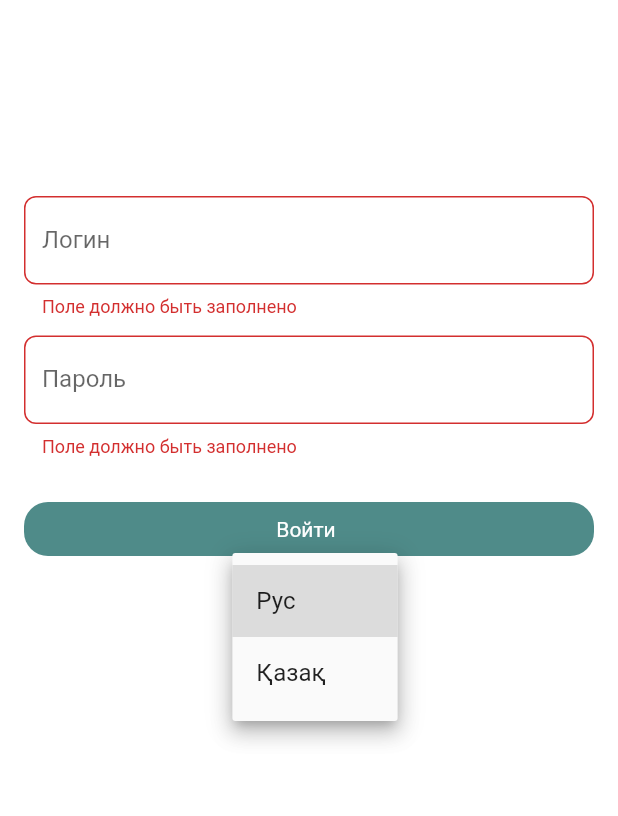
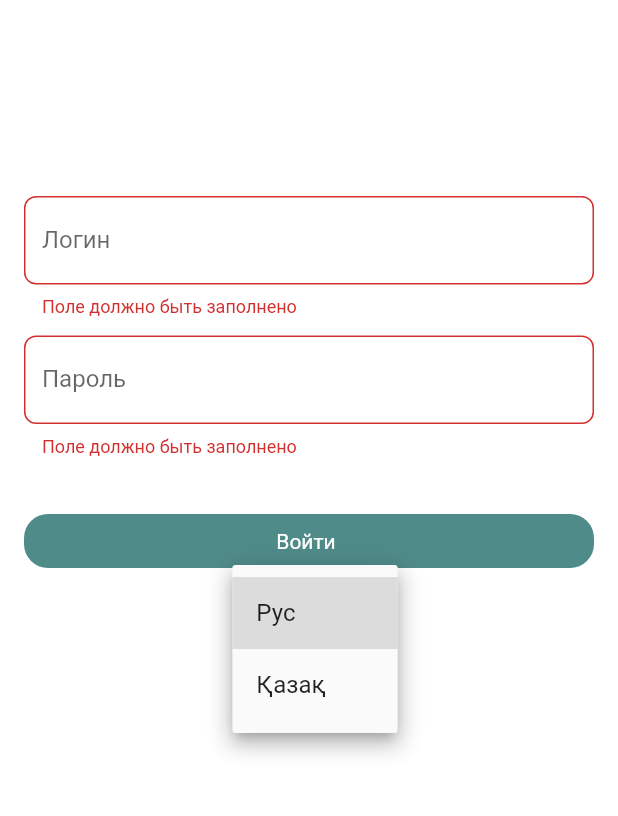
Before and after one commit to EbriusQuasimodo/project_SMM, a Flutter app: the screen it shows after launch, after a tap on "Войти", after a tap on "Рус", on a phone screen of 412 x 824 dp, the part 140-956 px from its top. Run offline on Flutter 3.47's test engine with Material 2 defaults, Android fonts, the phone set to English and light mode, and no system bars; our stand-ins replace bloc, flutter_bloc, flutter_svg, shared_preferences; generated files the repository leaves out were written again.

Commit message:
fix auth

```diff
--- a/lib/app.dart
+++ b/lib/app/app.dart
@@ -1,11 +1,11 @@
 import 'package:flutter/material.dart';
 import 'package:flutter_gen/gen_l10n/app_localizations.dart';
-import 'package:project_smm/app/constants/app_routes.dart';
-import 'package:project_smm/app/constants/theme_app.dart';
-import 'package:project_smm/entities/constants.dart';
-import 'package:project_smm/app/local_storage.dart';
-import 'package:project_smm/features/auth_feature/auth_bloc/auth_bloc.dart';
-import 'package:project_smm/features/change_app_locale_feature/app_locale_model.dart';
+import 'package:project_smm/entities/auth_entities/auth_bloc/auth_bloc.dart';
+import 'package:project_smm/shared/lib/routes/app_routes.dart';
+import 'package:project_smm/shared/lib/theme/theme_app.dart';
+import 'package:project_smm/shared/constants/local_storage/local_storage_constants.dart';
+import 'package:project_smm/shared/lib/local_storage/local_storage.dart';
+import 'package:project_smm/shared/lib/language/app_locale_model.dart';
 import 'package:project_smm/pages/auth_page/auth_page.dart';
 import 'package:project_smm/pages/main_page/main_page.dart';
 
@@ -46,11 +46,11 @@ class MyApp extends StatelessWidget {
           locale: LocalStorage.getString(AppConstants.LOCALE) != ''
               ? Locale(LocalStorage.getString(AppConstants.LOCALE))
               : Locale(localeModel.locale.languageCode),
-          initialRoute: AppRoutes.auth,
+          initialRoute: LocalStorage.getString(AppConstants.TOKEN) != '' ? AppRoutes.mainPage :AppRoutes.auth,
           routes: {
             AppRoutes.mainPage: (context) => const MainPage(),
             AppRoutes.auth: (context) =>
-                Provider(create: (context) => AuthBloc(), child: AuthPage()),
+                Provider(create: (context) => AuthBloc(), child: const AuthPage()),
           },
         ),
       ),
--- a/lib/widgets/auth_widgets/change_locale_widget.dart
+++ b/lib/features/language_change_button/change_locale_widget.dart
@@ -1,7 +1,7 @@
 import 'package:flutter/material.dart';
-import 'package:project_smm/entities/constants.dart';
-import 'package:project_smm/app/local_storage.dart';
-import 'package:project_smm/features/change_app_locale_feature/app_locale_model.dart';
+import 'package:project_smm/shared/constants/local_storage/local_storage_constants.dart';
+import 'package:project_smm/shared/lib/local_storage/local_storage.dart';
+import 'package:project_smm/shared/lib/language/app_locale_model.dart';
 import 'package:provider/provider.dart';
 
 class ChangeLocaleWidget extends StatelessWidget {
--- a/lib/main.dart
+++ b/lib/main.dart
@@ -1,6 +1,6 @@
 import 'package:flutter/material.dart';
-import 'package:project_smm/app.dart';
-import 'package:project_smm/app/local_storage.dart';
+import 'package:project_smm/app/app.dart';
+import 'package:project_smm/shared/lib/local_storage/local_storage.dart';
 
 void main() async {
   WidgetsFlutterBinding.ensureInitialized();
--- a/lib/pages/auth_page/auth_page.dart
+++ b/lib/pages/auth_page/auth_page.dart
@@ -1,25 +1,15 @@
 import 'package:flutter/material.dart';
 import 'package:flutter_bloc/flutter_bloc.dart';
-import 'package:project_smm/app/constants/app_routes.dart';
-import 'package:project_smm/app/local_storage.dart';
-import 'package:project_smm/entities/constants.dart';
-import 'package:project_smm/features/auth_feature/auth_bloc/auth_bloc.dart';
-import 'package:project_smm/features/auth_feature/auth_button_widget.dart';
-import 'package:project_smm/widgets/auth_widgets/change_locale_widget.dart';
-import 'package:project_smm/widgets/auth_widgets/login_form_field_widget.dart';
-import 'package:project_smm/widgets/auth_widgets/logo_picture_widget.dart';
-import 'package:project_smm/widgets/auth_widgets/password_form_field_widget.dart';
+import 'package:project_smm/entities/auth_entities/auth_bloc/auth_bloc.dart';
+import 'package:project_smm/shared/lib/routes/app_routes.dart';
+import 'package:project_smm/shared/lib/local_storage/local_storage.dart';
+import 'package:project_smm/shared/constants/local_storage/local_storage_constants.dart';
+import 'package:project_smm/widgets/auth_widgets/login_widget.dart';
 
 class AuthPage extends StatelessWidget {
-  AuthPage({
+  const AuthPage({
     super.key,
   });
-
-  final TextEditingController _controllerLogin = TextEditingController();
-
-  final TextEditingController _controllerPassword = TextEditingController();
-
-  final _formKey = GlobalKey<FormState>();
 
   @override
   Widget build(BuildContext context) {
@@ -33,47 +23,10 @@ class AuthPage extends StatelessWidget {
           );
         } else if (state is AuthDoneState) {
           LocalStorage.setString(AppConstants.TOKEN, state.token);
-          Navigator.of(context).pushNamed(AppRoutes.mainPage);
+          Navigator.of(context).pushNamedAndRemoveUntil(AppRoutes.mainPage, (route) => false);
         }
       },
-      child: Scaffold(
-        body: SingleChildScrollView(
-          child: Column(
-            mainAxisAlignment: MainAxisAlignment.start,
-            children: [
-              const LogoPictureWidget(),
-              const SizedBox(
-                height: 131,
-              ),
-              Form(
-                key: _formKey,
-                child: Column(
-                  children: [
-                    LoginFormFieldWidget(
-                      controllerLogin: _controllerLogin,
-                    ),
-                    PasswordFormFieldWidget(
-                        controllerPassword: _controllerPassword),
-                    AuthButtonWidget(
-                      onTap: () {
-                        if (_formKey.currentState!.validate()) {
-                          context.read<AuthBloc>().add(
-                                AuthLoginEvent(
-                                  login: _controllerLogin.text,
-                                  password: _controllerPassword.text,
-                                ),
-                              );
-                        }
-                      },
-                    ),
-                    const ChangeLocaleWidget(),
-                  ],
-                ),
-              ),
-            ],
-          ),
-        ),
-      ),
+      child: LoginWidget(),
     );
   }
 }
--- a/lib/features/auth_feature/auth_button_widget.dart
+++ b/lib/shared/ui/buttons/primary_button/primary_button.dart
@@ -1,14 +1,14 @@
 import 'package:flutter/material.dart';
-import 'package:flutter_gen/gen_l10n/app_localizations.dart';
-import 'package:project_smm/app/constants/theme_app.dart';
+import 'package:project_smm/shared/lib/theme/theme_app.dart';
 
-class AuthButtonWidget extends StatelessWidget {
+class PrimaryButton extends StatelessWidget {
   final VoidCallback onTap;
-  const AuthButtonWidget({Key? key, required this.onTap,}) : super(key: key);
+  final String buttonName;
+  const PrimaryButton({super.key, required this.onTap, required this.buttonName});
 
   @override
   Widget build(BuildContext context) {
-    return Padding(padding: const EdgeInsets.only(right: 16, left: 16),
+    return Padding(padding: const EdgeInsets.only(right: 16, left: 16, top: 20),
       child: MaterialButton(
         padding: const EdgeInsets.only(right: 20, left: 16, top: 10, bottom: 10),
         shape: RoundedRectangleBorder(
@@ -21,7 +21,7 @@ class AuthButtonWidget extends StatelessWidget {
         },
         color: ThemeApp.primaryColor,
         child: Text(
-          AppLocalizations.of(context)!.signIn,
+          buttonName,
           style: const TextStyle(
               fontWeight: FontWeight.w400,
               fontSize: 14,
--- /dev/null
+++ b/lib/shared/ui/fomr_item/form_input_item/form_input_item.dart
@@ -0,0 +1,38 @@
+import 'package:flutter/material.dart';
+import 'package:project_smm/shared/lib/theme/theme_app.dart';
+
+class FormInputItem extends StatelessWidget {
+  final TextEditingController controller;
+  final String formName;
+  const FormInputItem({super.key, required this.controller, required this.formName});
+
+  @override
+  Widget build(BuildContext context) {
+    return Padding(
+      padding: const EdgeInsets.only(bottom: 12, left: 16, right: 16),
+      child: TextFormField(
+        maxLength: 14,
+        style: const TextStyle(fontSize: 16, fontWeight: FontWeight.w400),
+        controller: controller,
+        validator: (val) {
+          if (val!.isEmpty) {
+            return 'Поле должно быть заполнено';
+          }
+          return null;
+        },
+        decoration: InputDecoration(
+          counterText: '',
+          counterStyle: const TextStyle(fontSize: 0),
+          prefixIconConstraints: const BoxConstraints(minWidth: 0, minHeight: 0),
+          border: const OutlineInputBorder(
+              borderRadius: BorderRadius.all(
+                Radius.circular(8),
+              ),
+              borderSide:
+              BorderSide(color: ThemeApp.secondaryColorTextAndIcons)),
+          labelText: formName,
+        ),
+      ),
+    );
+  }
+}
--- a/lib/widgets/auth_widgets/login_form_field_widget.dart
+++ /dev/null
@@ -1,41 +0,0 @@
-import 'package:flutter/material.dart';
-import 'package:project_smm/app/constants/theme_app.dart';
-
-class LoginFormFieldWidget extends StatelessWidget {
-  final TextEditingController controllerLogin;
-
-  const LoginFormFieldWidget({
-    Key? key,
-    required this.controllerLogin,
-  }) : super(key: key);
-
-  @override
-  Widget build(BuildContext context) {
-    return Padding(
-      padding: const EdgeInsets.only(bottom: 6, left: 16, right: 16),
-      child: TextFormField(
-        maxLength: 14,
-        style: const TextStyle(fontSize: 16, fontWeight: FontWeight.w400),
-        controller: controllerLogin,
-        validator: (val) {
-          if (val!.isEmpty) {
-            return 'Поле должно быть заполнено';
-          }
-          return null;
-        },
-        decoration: const InputDecoration(
-          counterText: '',
-          counterStyle: TextStyle(fontSize: 0),
-          prefixIconConstraints: BoxConstraints(minWidth: 0, minHeight: 0),
-          border: OutlineInputBorder(
-              borderRadius: BorderRadius.all(
-                Radius.circular(8),
-              ),
-              borderSide:
-                  BorderSide(color: ThemeApp.secondaryColorTextAndIcons)),
-          labelText: 'Логин',
-        ),
-      ),
-    );
-  }
-}
--- /dev/null
+++ b/lib/widgets/auth_widgets/login_widget.dart
@@ -0,0 +1,55 @@
+import 'package:flutter/material.dart';
+import 'package:flutter_bloc/flutter_bloc.dart';
+import 'package:project_smm/entities/auth_entities/auth_bloc/auth_bloc.dart';
+import 'package:project_smm/features/language_change_button/change_locale_widget.dart';
+import 'package:project_smm/shared/ui/buttons/primary_button/primary_button.dart';
+import 'package:project_smm/shared/ui/fomr_item/form_input_item/form_input_item.dart';
+import 'package:project_smm/widgets/auth_widgets/logo_picture_widget.dart';
+import 'package:flutter_gen/gen_l10n/app_localizations.dart';
+
+class LoginWidget extends StatelessWidget {
+  LoginWidget({super.key});
+
+  final TextEditingController _controllerLogin = TextEditingController();
+
+  final TextEditingController _controllerPassword = TextEditingController();
+
+  final _formKey = GlobalKey<FormState>();
+
+  @override
+  Widget build(BuildContext context) {
+    return Scaffold(
+      body: SingleChildScrollView(
+        child: Column(
+          mainAxisAlignment: MainAxisAlignment.start,
+          children: [
+            const LogoPictureWidget(),
+            const SizedBox(
+              height: 131,
+            ),
+            Form(
+              key: _formKey,
+              child: Column(
+                children: [
+                  FormInputItem(controller: _controllerLogin, formName: 'Логин'),
+                  FormInputItem(controller: _controllerPassword, formName: 'Пароль'),
+                  PrimaryButton(onTap: () {
+                    if (_formKey.currentState!.validate()) {
+                      context.read<AuthBloc>().add(
+                        AuthLoginEvent(
+                          login: _controllerLogin.text,
+                          password: _controllerPassword.text,
+                        ),
+                      );
+                    }
+                  }, buttonName: AppLocalizations.of(context)!.signIn),
+                  const ChangeLocaleWidget(),
+                ],
+              ),
+            ),
+          ],
+        ),
+      ),
+    );
+  }
+}
--- a/lib/widgets/auth_widgets/password_form_field_widget.dart
+++ /dev/null
@@ -1,41 +0,0 @@
-import 'package:flutter/material.dart';
-import 'package:project_smm/app/constants/theme_app.dart';
-
-class PasswordFormFieldWidget extends StatelessWidget {
-  final TextEditingController controllerPassword;
-
-  const PasswordFormFieldWidget({
-    Key? key,
-    required this.controllerPassword,
-  }) : super(key: key);
-
-  @override
-  Widget build(BuildContext context) {
-    return Padding(
-      padding: const EdgeInsets.only(top: 6, bottom: 24, left: 16, right: 16),
-      child: TextFormField(
-        maxLength: 14,
-        style: const TextStyle(fontSize: 16, fontWeight: FontWeight.w400),
-        controller: controllerPassword,
-        validator: (val) {
-          if (val!.isEmpty) {
-            return 'Поле должно быть заполнено';
-          }
-          return null;
-        },
-        decoration: const InputDecoration(
-          counterText: '',
-          counterStyle: TextStyle(fontSize: 0),
-          prefixIconConstraints: BoxConstraints(minWidth: 0, minHeight: 0),
-          border: OutlineInputBorder(
-              borderRadius: BorderRadius.all(
-                Radius.circular(8),
-              ),
-              borderSide:
-                  BorderSide(color: ThemeApp.secondaryColorTextAndIcons)),
-          labelText: 'Пароль',
-        ),
-      ),
-    );
-  }
-}
```
Also changed, not shown: lib/entities/auth_entities/auth_bloc/auth_bloc.dart (renamed from lib/features/auth_feature/auth_bloc/auth_bloc.dart), lib/entities/auth_entities/auth_bloc/auth_event.dart (renamed from lib/features/auth_feature/auth_bloc/auth_event.dart), lib/entities/auth_entities/auth_bloc/auth_state.dart (renamed from lib/features/auth_feature/auth_bloc/auth_state.dart), lib/shared/constants/local_storage/local_storage_constants.dart (renamed from lib/entities/constants.dart), lib/shared/lib/language/app_locale_model.dart (renamed from lib/features/change_app_locale_feature/app_locale_model.dart), lib/shared/lib/local_storage/local_storage.dart (renamed from lib/app/local_storage.dart), lib/shared/lib/routes/app_routes.dart (renamed from lib/app/constants/app_routes.dart), lib/shared/lib/theme/theme_app.dart (renamed from lib/app/constants/theme_app.dart), 1 other file.
